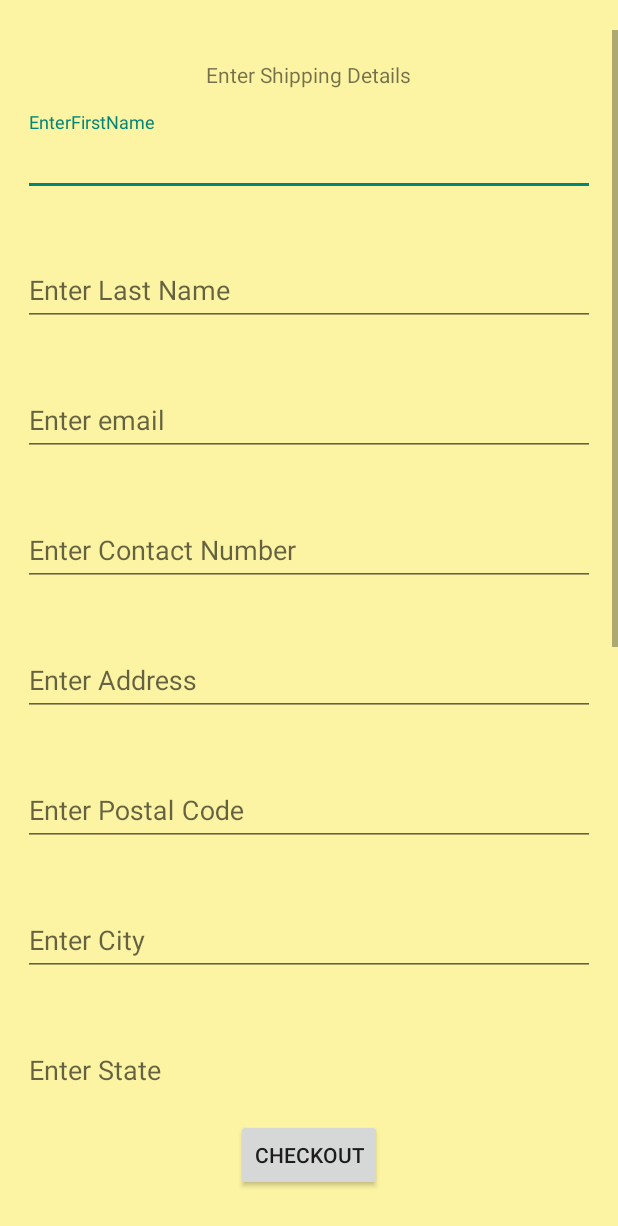
After one commit to Nisu08/Project1_Group9, an Android app: the layout activity_checkout.xml on its own in the app's theme, with its tools: preview values and no code run, on a phone screen of 412 x 824 dp. The commit adds this screen. Shown: the top 1226 px of the screen. Run offline under Robolectric (Android 15) with nearby library versions, the phone set to English and light mode, and no system bars.

Commit message:
Added Detail Activity and Checkout Activity

```diff
--- a/app/src/main/java/com/example/project1_group9/MainActivity.kt
+++ b/app/src/main/java/com/example/project1_group9/MainActivity.kt
@@ -14,10 +14,10 @@ class MainActivity : AppCompatActivity() {
         val txt1 = findViewById<TextView>(R.id.txt1)
         val imgbtn = findViewById<ImageButton>(R.id.imgbtn)
 
-        imgbtn.setOnClickListener {
+        imgbtn.setOnClickListener {view ->
             startActivity(Intent(this@MainActivity, ProductActivity::class.java))
         }
-        txt1.setOnClickListener{
+        txt1.setOnClickListener{view->
             startActivity(Intent(this@MainActivity, ProductActivity::class.java))
         }
     }
--- a/app/src/main/java/com/example/project1_group9/ProductActivity.kt
+++ b/app/src/main/java/com/example/project1_group9/ProductActivity.kt
@@ -16,7 +16,7 @@ class ProductActivity : AppCompatActivity() {
         setContentView(R.layout.activity_product)
         Log.i("AAAAAAAAA","DOne")
 
-        val query = FirebaseDatabase.getInstance().reference.child("plushie")
+        val query = FirebaseDatabase.getInstance().reference.child("products")
         val options = FirebaseRecyclerOptions.Builder<Product>().setQuery(query, Product::class.java).build()
         adapter = ProductAdapter(options)
         val rView : RecyclerView = findViewById(R.id.recView)
--- /dev/null
+++ b/app/src/main/res/layout/activity_checkout.xml
@@ -0,0 +1,208 @@
+<?xml version="1.0" encoding="utf-8"?>
+<RelativeLayout xmlns:android="http://schemas.android.com/apk/res/android"
+    xmlns:tools="http://schemas.android.com/tools"
+    android:layout_width="match_parent"
+    android:layout_height="match_parent"
+    android:background="@color/lightyellow"
+    tools:context=".CheckoutActivity">
+
+
+    <ScrollView
+        android:id="@+id/scroll_view"
+        android:layout_width="match_parent"
+        android:layout_height="match_parent"
+        android:layout_marginTop="20dp"
+        android:layout_marginBottom="100dp">
+
+        <LinearLayout xmlns:tools="http://schemas.android.com/tools"
+            android:layout_width="match_parent"
+            android:layout_height="wrap_content"
+            android:gravity="center"
+            android:orientation="vertical"
+            tools:context=".CheckoutActivity">
+
+            <TextView
+                android:layout_width="wrap_content"
+                android:layout_height="wrap_content"
+                android:layout_marginTop="20dp"
+                android:text="Enter Shipping Details" />
+
+
+            <com.google.android.material.textfield.TextInputLayout
+                android:layout_width="match_parent"
+                android:layout_height="wrap_content"
+                android:layout_margin="15dp">
+
+                <com.google.android.material.textfield.TextInputEditText
+                    android:id="@+id/txtFirstname"
+                    android:layout_width="match_parent"
+                    android:layout_height="wrap_content"
+                    android:hint="EnterFirstName" />
+            </com.google.android.material.textfield.TextInputLayout>
+
+            <com.google.android.material.textfield.TextInputLayout
+                android:layout_width="match_parent"
+                android:layout_height="wrap_content"
+                android:layout_margin="15dp">
+
+                <com.google.android.material.textfield.TextInputEditText
+                    android:id="@+id/txtLastName"
+                    android:layout_width="match_parent"
+                    android:layout_height="wrap_content"
+                    android:hint="Enter Last Name" />
+            </com.google.android.material.textfield.TextInputLayout>
+
+            <com.google.android.material.textfield.TextInputLayout
+                android:layout_width="match_parent"
+                android:layout_height="wrap_content"
+                android:layout_margin="15dp">
+
+                <com.google.android.material.textfield.TextInputEditText
+                    android:id="@+id/txtEmail"
+                    android:layout_width="match_parent"
+                    android:layout_height="wrap_content"
+                    android:hint="Enter email" />
+            </com.google.android.material.textfield.TextInputLayout>
+
+            <com.google.android.material.textfield.TextInputLayout
+                android:layout_width="match_parent"
+                android:layout_height="wrap_content"
+                android:layout_margin="15dp">
+
+                <com.google.android.material.textfield.TextInputEditText
+                    android:id="@+id/txtPhoneNumber"
+                    android:layout_width="match_parent"
+                    android:layout_height="wrap_content"
+                    android:hint="Enter Contact Number" />
+            </com.google.android.material.textfield.TextInputLayout>
+
+            <com.google.android.material.textfield.TextInputLayout
+                android:layout_width="match_parent"
+                android:layout_height="wrap_content"
+                android:layout_margin="15dp">
+
+                <com.google.android.material.textfield.TextInputEditText
+                    android:id="@+id/txtAddress"
+                    android:layout_width="match_parent"
+                    android:layout_height="wrap_content"
+                    android:hint="Enter Address" />
+            </com.google.android.material.textfield.TextInputLayout>
+
+            <com.google.android.material.textfield.TextInputLayout
+                android:layout_width="match_parent"
+                android:layout_height="wrap_content"
+                android:layout_margin="15dp">
+
+                <com.google.android.material.textfield.TextInputEditText
+                    android:id="@+id/txtPostalCode"
+                    android:layout_width="match_parent"
+                    android:layout_height="wrap_content"
+                    android:hint="Enter Postal Code" />
+            </com.google.android.material.textfield.TextInputLayout>
+
+            <com.google.android.material.textfield.TextInputLayout
+                android:layout_width="match_parent"
+                android:layout_height="wrap_content"
+                android:layout_margin="15dp">
+
+                <com.google.android.material.textfield.TextInputEditText
+                    android:id="@+id/txtCity"
+                    android:layout_width="match_parent"
+                    android:layout_height="wrap_content"
+                    android:hint="Enter City" />
+            </com.google.android.material.textfield.TextInputLayout>
+
+            <com.google.android.material.textfield.TextInputLayout
+                android:layout_width="match_parent"
+                android:layout_height="wrap_content"
+                android:layout_margin="15dp">
+
+                <com.google.android.material.textfield.TextInputEditText
+                    android:id="@+id/txtState"
+                    android:layout_width="match_parent"
+                    android:layout_height="wrap_content"
+                    android:hint="Enter State" />
+            </com.google.android.material.textfield.TextInputLayout>
+
+            <com.google.android.material.textfield.TextInputLayout
+                android:layout_width="match_parent"
+                android:layout_height="wrap_content"
+                android:layout_margin="15dp">
+
+                <com.google.android.material.textfield.TextInputEditText
+                    android:id="@+id/txtCountry"
+                    android:layout_width="match_parent"
+                    android:layout_height="wrap_content"
+                    android:hint="Enter Country" />
+            </com.google.android.material.textfield.TextInputLayout>
+
+            <TextView
+                android:layout_width="wrap_content"
+                android:layout_height="wrap_content"
+                android:layout_marginTop="20dp"
+                android:text="Enter Shipping Details" />
+
+            <com.google.android.material.textfield.TextInputLayout
+                android:layout_width="match_parent"
+                android:layout_height="wrap_content"
+                android:layout_margin="15dp">
+
+                <com.google.android.material.textfield.TextInputEditText
+                    android:id="@+id/txtNameOnCard"
+                    android:layout_width="match_parent"
+                    android:layout_height="wrap_content"
+                    android:hint="Enter Name on Card" />
+            </com.google.android.material.textfield.TextInputLayout>
+
+            <com.google.android.material.textfield.TextInputLayout
+                android:layout_width="match_parent"
+                android:layout_height="wrap_content"
+                android:layout_margin="15dp">
+
+                <com.google.android.material.textfield.TextInputEditText
+                    android:id="@+id/txtCardNumber"
+                    android:layout_width="match_parent"
+                    android:layout_height="wrap_content"
+                    android:hint="Enter Card Number" />
+            </com.google.android.material.textfield.TextInputLayout>
+
+            <com.google.android.material.textfield.TextInputLayout
+                android:layout_width="match_parent"
+                android:layout_height="wrap_content"
+                android:layout_margin="15dp">
+
+                <com.google.android.material.textfield.TextInputEditText
+                    android:id="@+id/txtValidity"
+                    android:layout_width="match_parent"
+                    android:layout_height="wrap_content"
+                    android:hint="Enter Card Validity" />
+            </com.google.android.material.textfield.TextInputLayout>
+
+            <com.google.android.material.textfield.TextInputLayout
+                android:layout_width="match_parent"
+                android:layout_height="wrap_content"
+                android:layout_margin="15dp">
+
+                <com.google.android.material.textfield.TextInputEditText
+                    android:id="@+id/txtCvv"
+                    android:layout_width="match_parent"
+                    android:layout_height="wrap_content"
+                    android:hint="Enter CVV" />
+            </com.google.android.material.textfield.TextInputLayout>
+
+
+        </LinearLayout>
+
+    </ScrollView>
+
+    <Button
+        android:id="@+id/btnCheckout"
+        android:layout_width="wrap_content"
+        android:layout_height="wrap_content"
+        android:layout_alignParentBottom="true"
+        android:layout_centerInParent="true"
+        android:layout_marginBottom="30dp"
+        android:text="CheckOut" />
+
+
+</RelativeLayout>
--- a/app/src/main/res/layout/product_rowlayout.xml
+++ b/app/src/main/res/layout/product_rowlayout.xml
@@ -5,6 +5,7 @@
     xmlns:app="http://schemas.android.com/apk/res-auto">
 
     <androidx.cardview.widget.CardView
+        android:id="@+id/cardView"
         android:layout_width="match_parent"
         android:layout_height="150dp"
         android:layout_marginHorizontal="5dp"
```
Also changed, not shown: app/src/main/java/com/example/project1_group9/CheckoutActivity.kt (added, +11 -0 lines), app/src/main/java/com/example/project1_group9/DetailActivity.kt (added, +12 -0 lines), app/src/main/java/com/example/project1_group9/ProductAdapter.kt (+15 -0 lines), app/src/main/res/layout/activity_detail.xml (added, +101 -0 lines).
